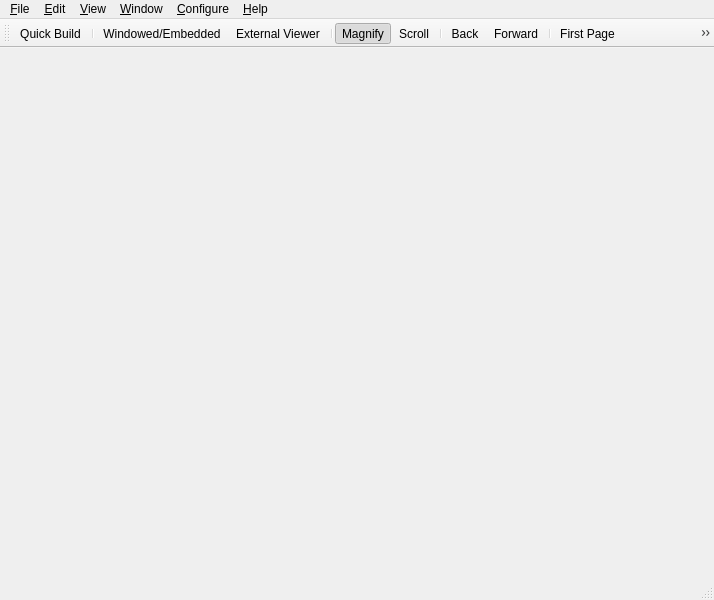
svn2github/texstudio-trunk, file PDFDocument.ui: the form before one commit.
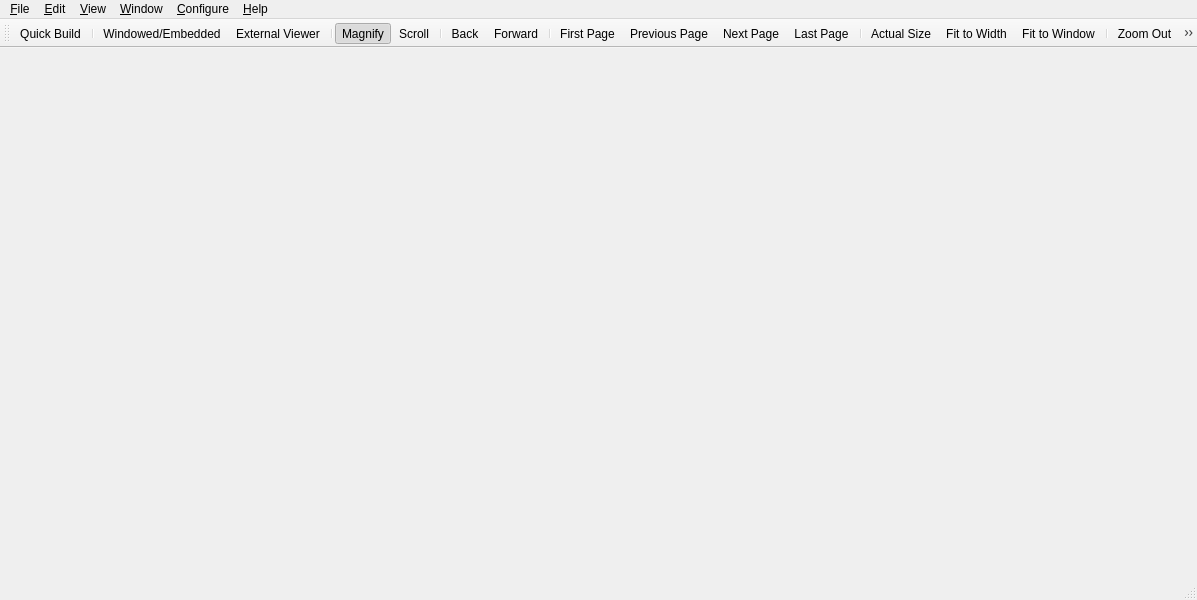
The form after the commit.

Commit message: embedded pdf: moved close button to the far right exchanged scaleLabel for tool button

Diff of the .ui file:
```diff
--- a/PDFDocument.ui
+++ b/PDFDocument.ui
@@ -6,7 +6,7 @@
    <rect>
     <x>0</x>
     <y>0</y>
-    <width>714</width>
+    <width>1197</width>
     <height>600</height>
    </rect>
   </property>
@@ -22,7 +22,7 @@
     <rect>
      <x>0</x>
      <y>0</y>
-     <width>714</width>
+     <width>1197</width>
      <height>21</height>
     </rect>
    </property>
@@ -145,7 +145,7 @@
     <enum>TopToolBarArea</enum>
    </attribute>
    <attribute name="toolBarBreak">
-    <bool>true</bool>
+    <bool>false</bool>
    </attribute>
    <addaction name="actionTypeset"/>
    <addaction name="separator"/>
@@ -170,7 +170,6 @@
    <addaction name="actionZoom_Out"/>
    <addaction name="actionZoom_In"/>
    <addaction name="actionClose"/>
-   <addaction name="separator"/>
   </widget>
   <action name="actionAbout_TW">
    <property name="text">
```
The commit also changes 2 other files.
